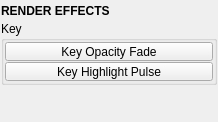
Old version of the form blendertk/mat_utils/render_opacity/render_effects.ui in the repository m3trik/blendertk.
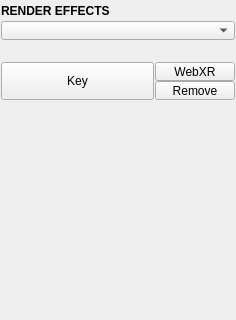
New version of the form. Custom widgets are drawn as their Qt base class.

The edit to the form file:
```diff
--- a/blendertk/mat_utils/render_opacity/render_effects.ui
+++ b/blendertk/mat_utils/render_opacity/render_effects.ui
@@ -6,8 +6,8 @@
    <rect>
     <x>0</x>
     <y>0</y>
-    <width>218</width>
-    <height>110</height>
+    <width>236</width>
+    <height>320</height>
    </rect>
   </property>
   <widget class="QWidget" name="centralwidget">
@@ -53,34 +53,144 @@
      </widget>
     </item>
     <item>
-     <widget class="CollapsableGroup" name="key_group">
+     <widget class="ComboBox" name="cmb_effect">
+      <property name="minimumSize">
+       <size>
+        <width>0</width>
+        <height>19</height>
+       </size>
+      </property>
+      <property name="maximumSize">
+       <size>
+        <width>16777215</width>
+        <height>19</height>
+       </size>
+      </property>
+      <property name="toolTip">
+       <string>The effect this panel keys. Each page holds everything its tool writes.</string>
+      </property>
+     </widget>
+    </item>
+    <item>
+     <spacer name="effectGap">
+      <property name="orientation">
+       <enum>Qt::Vertical</enum>
+      </property>
+      <property name="sizeType">
+       <enum>QSizePolicy::Fixed</enum>
+      </property>
+      <property name="sizeHint" stdset="0">
+       <size>
+        <width>0</width>
+        <height>10</height>
+       </size>
+      </property>
+     </spacer>
+    </item>
+    <item>
+     <widget class="QStackedWidget" name="stk_effects">
       <property name="sizePolicy">
        <sizepolicy hsizetype="Preferred" vsizetype="Fixed">
         <horstretch>0</horstretch>
         <verstretch>0</verstretch>
        </sizepolicy>
       </property>
-      <property name="title">
+      <widget class="QWidget" name="page_fade">
+       <layout class="QVBoxLayout" name="fadeLayout">
+        <property name="spacing">
+         <number>1</number>
+        </property>
+        <property name="leftMargin">
+         <number>0</number>
+        </property>
+        <property name="topMargin">
+         <number>0</number>
+        </property>
+        <property name="rightMargin">
+         <number>0</number>
+        </property>
+        <property name="bottomMargin">
+         <number>0</number>
+        </property>
+       </layout>
+      </widget>
+      <widget class="QWidget" name="page_pulse">
+       <layout class="QVBoxLayout" name="pulseLayout">
+        <property name="spacing">
+         <number>1</number>
+        </property>
+        <property name="leftMargin">
+         <number>0</number>
+        </property>
+        <property name="topMargin">
+         <number>0</number>
+        </property>
+        <property name="rightMargin">
+         <number>0</number>
+        </property>
+        <property name="bottomMargin">
+         <number>0</number>
+        </property>
+       </layout>
+      </widget>
+     </widget>
+    </item>
+    <item>
+     <spacer name="actionsGap">
+      <property name="orientation">
+       <enum>Qt::Vertical</enum>
+      </property>
+      <property name="sizeType">
+       <enum>QSizePolicy::Fixed</enum>
+      </property>
+      <property name="sizeHint" stdset="0">
+       <size>
+        <width>0</width>
+        <height>10</height>
+       </size>
+      </property>
+     </spacer>
+    </item>
+    <item>
+     <layout class="QHBoxLayout" name="actionsLayout">
+      <property name="spacing">
+       <number>1</number>
+      </property>
+      <item>
+       <widget class="PushButton" name="b000">
+        <property name="sizePolicy">
+         <sizepolicy hsizetype="Expanding" vsizetype="Fixed">
+          <horstretch>0</horstretch>
+          <verstretch>0</verstretch>
+         </sizepolicy>
+        </property>
+        <property name="minimumSize">
+         <size>
+          <width>0</width>
+          <height>38</height>
+         </size>
+        </property>
+        <property name="maximumSize">
+         <size>
+          <width>16777215</width>
+          <height>38</height>
+         </size>
+        </property>
+        <property name="toolTip">
+         <string>Key the effect on this page, on the selection.</string>
+        </property>
+        <property name="text">
        <string>Key</string>
       </property>
-      <layout class="QVBoxLayout" name="keyLayout">
+       </widget>
+      </item>
+      <item>
+       <layout class="QVBoxLayout" name="sideActionsLayout">
        <property name="spacing">
-        <number>1</number>
-       </property>
-       <property name="leftMargin">
-        <number>1</number>
-       </property>
-       <property name="topMargin">
-        <number>1</number>
-       </property>
-       <property name="rightMargin">
-        <number>1</number>
-       </property>
-       <property name="bottomMargin">
-        <number>1</number>
-       </property>
+         <number>0</number>
+        </property>
        <item>
-        <widget class="PushButton" name="tb000">
+         <widget class="QPushButton" name="btn_webxr">
          <property name="minimumSize">
           <size>
            <width>0</width>
@@ -94,12 +204,12 @@
           </size>
          </property>
          <property name="text">
-          <string>Key Opacity Fade</string>
+           <string>WebXR</string>
          </property>
         </widget>
        </item>
        <item>
-        <widget class="PushButton" name="tb001">
+         <widget class="QPushButton" name="btn_remove">
          <property name="minimumSize">
           <size>
            <width>0</width>
@@ -113,25 +223,23 @@
           </size>
          </property>
          <property name="text">
-          <string>Key Highlight Pulse</string>
+           <string>Remove</string>
          </property>
         </widget>
        </item>
       </layout>
-     </widget>
+      </item>
+     </layout>
     </item>
     <item>
      <spacer name="verticalSpacer">
       <property name="orientation">
        <enum>Qt::Vertical</enum>
       </property>
-      <property name="sizeType">
-       <enum>QSizePolicy::Fixed</enum>
-      </property>
       <property name="sizeHint" stdset="0">
        <size>
         <width>20</width>
-        <height>10</height>
+        <height>4</height>
        </size>
       </property>
      </spacer>
@@ -155,6 +263,11 @@
    <extends>QPushButton</extends>
    <header>widgets.pushbutton.h</header>
   </customwidget>
+  <customwidget>
+   <class>ComboBox</class>
+   <extends>QComboBox</extends>
+   <header>uitk.widgets.comboBox.ComboBox.h</header>
+  </customwidget>
   <customwidget>
    <class>Footer</class>
    <extends>QWidget</extends>
@@ -165,12 +278,6 @@
    <extends>QLabel</extends>
    <header>uitk.widgets.header.Header.h</header>
   </customwidget>
-  <customwidget>
-   <class>CollapsableGroup</class>
-   <extends>QGroupBox</extends>
-   <header>uitk.widgets.collapsableGroup.CollapsableGroup.h</header>
-   <container>1</container>
-  </customwidget>
  </customwidgets>
  <resources/>
  <connections/>
```
Lines whose indentation alone changed are shown as unchanged.
